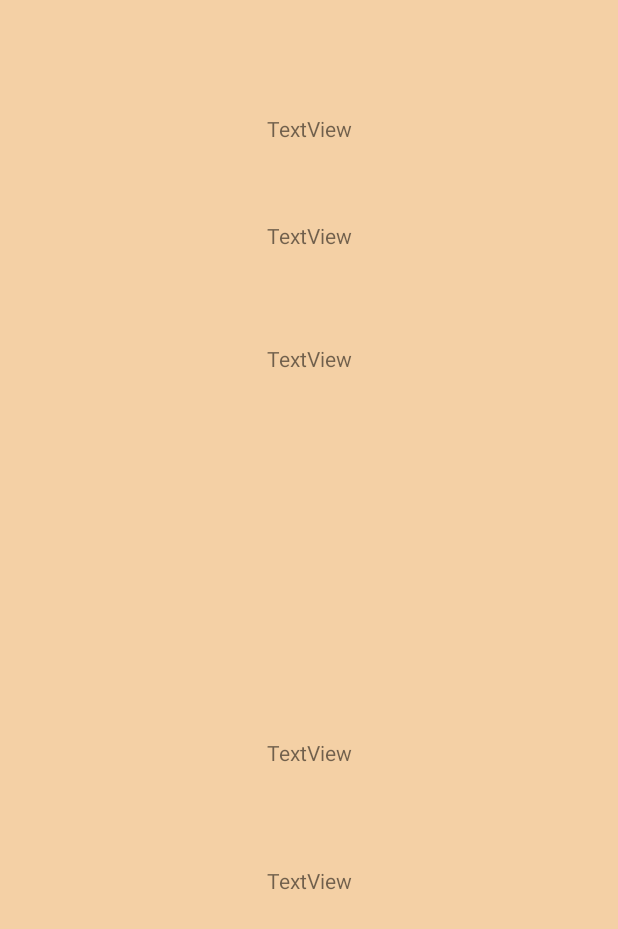
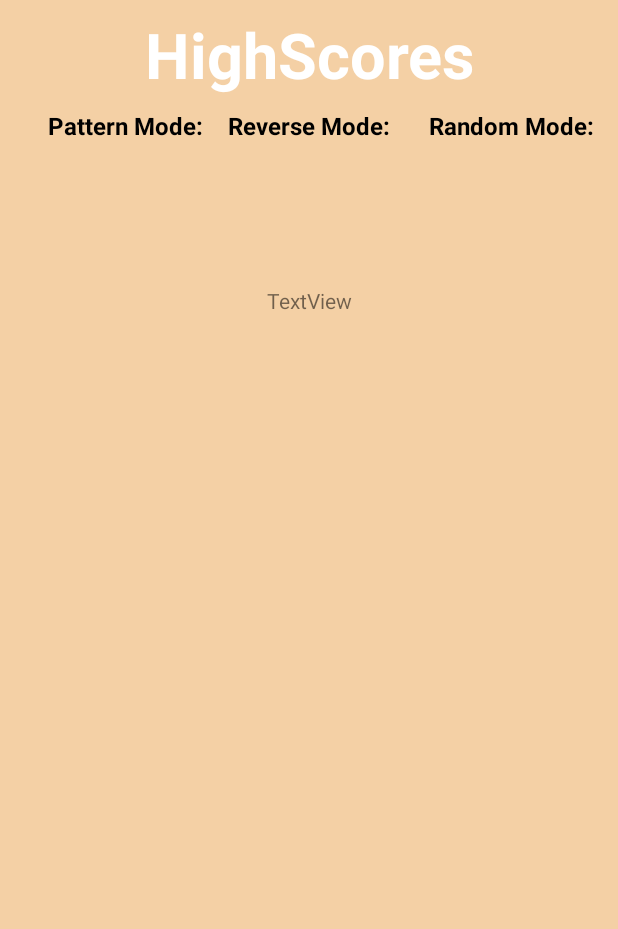
Before and after one commit to samuelbliss/SimonClone, an Android app: the layout activity_scores.xml on its own in the app's theme, with its tools: preview values and no code run, on a phone screen of 412 x 824 dp. Shown: the top 929 px of the screen. Run offline under Robolectric (Android 15) with nearby library versions, the phone set to English and light mode, and no system bars.

Commit message:
Highscores

```diff
--- a/app/src/main/java/com/samuelbliss/simonclone/RandomActivity.java
+++ b/app/src/main/java/com/samuelbliss/simonclone/RandomActivity.java
@@ -143,7 +143,7 @@ public class RandomActivity extends AppCompatActivity implements View.OnTouchLis
      */
     private void scoreUpdate() {
         String scoreTextView;
-        score = score + mode;
+        score = score + 1;
         if (score < 10) scoreTextView = "0" + score;
         else if(score >= 99){
             score = 99;
--- a/app/src/main/java/com/samuelbliss/simonclone/ScoresActivity.java
+++ b/app/src/main/java/com/samuelbliss/simonclone/ScoresActivity.java
@@ -18,7 +18,7 @@ public class ScoresActivity extends Activity{
         setContentView(R.layout.activity_scores);
 
         TextView tv = (TextView) findViewById(R.id.hsView);
-        SharedPreferences prefs = this.getSharedPreferences("highScores", Context.MODE_PRIVATE);
+        SharedPreferences prefs = this.getSharedPreferences("patternHighScores", Context.MODE_PRIVATE);
         tv.setText(Integer.toString(prefs.getInt(highScore1key, 0)));
         tv = (TextView) findViewById(R.id.hsView2);
         tv.setText(Integer.toString(prefs.getInt(highScore2key, 0)));
--- a/app/src/main/res/layout/activity_scores.xml
+++ b/app/src/main/res/layout/activity_scores.xml
@@ -1,6 +1,5 @@
 <?xml version="1.0" encoding="utf-8"?>
-<android.support.constraint.ConstraintLayout
-    xmlns:android="http://schemas.android.com/apk/res/android"
+<android.support.constraint.ConstraintLayout xmlns:android="http://schemas.android.com/apk/res/android"
     xmlns:app="http://schemas.android.com/apk/res-auto"
     xmlns:tools="http://schemas.android.com/tools"
     android:layout_width="match_parent"
@@ -15,42 +14,54 @@
         android:layout_marginEnd="8dp"
         android:layout_marginStart="8dp"
         android:layout_marginTop="8dp"
-        android:text="TextView"
+        android:text="HighScores"
+        android:textColor="@android:color/white"
+        android:textSize="42sp"
+        android:textStyle="bold"
         app:layout_constraintBottom_toBottomOf="parent"
         app:layout_constraintEnd_toEndOf="parent"
+        app:layout_constraintHorizontal_bias="0.503"
         app:layout_constraintStart_toStartOf="parent"
         app:layout_constraintTop_toTopOf="parent"
-        app:layout_constraintVertical_bias="0.086" />
+        app:layout_constraintVertical_bias="0.0" />
 
     <TextView
         android:id="@+id/hsView2"
         android:layout_width="wrap_content"
         android:layout_height="wrap_content"
-        android:layout_marginBottom="8dp"
+        android:layout_marginBottom="416dp"
         android:layout_marginEnd="8dp"
         android:layout_marginStart="8dp"
         android:layout_marginTop="8dp"
-        android:text="TextView"
+        android:text="Pattern Mode:"
+        android:textColor="@android:color/black"
+        android:textSize="16sp"
+        android:textStyle="bold"
         app:layout_constraintBottom_toBottomOf="parent"
         app:layout_constraintEnd_toEndOf="parent"
+        app:layout_constraintHorizontal_bias="0.082"
         app:layout_constraintStart_toStartOf="parent"
         app:layout_constraintTop_toBottomOf="@+id/hsView"
-        app:layout_constraintVertical_bias="0.063" />
+        app:layout_constraintVertical_bias="0.0" />
 
     <TextView
         android:id="@+id/hsView4"
         android:layout_width="wrap_content"
         android:layout_height="20dp"
-        android:layout_marginBottom="312dp"
+        android:layout_marginBottom="416dp"
         android:layout_marginEnd="8dp"
         android:layout_marginStart="8dp"
         android:layout_marginTop="8dp"
-        android:text="TextView"
+        android:text="Random Mode:"
+        android:textColor="@android:color/black"
+        android:textSize="16sp"
+        android:textStyle="bold"
         app:layout_constraintBottom_toBottomOf="parent"
         app:layout_constraintEnd_toEndOf="parent"
-        app:layout_constraintStart_toStartOf="parent"
-        app:layout_constraintTop_toBottomOf="@+id/hsView2"
-        app:layout_constraintVertical_bias="1.0" />
+        app:layout_constraintHorizontal_bias="0.68"
+        app:layout_constraintStart_toEndOf="@+id/hsView3"
+        app:layout_constraintTop_toBottomOf="@+id/hsView"
+        app:layout_constraintVertical_bias="0.0" />
 
     <TextView
         android:id="@+id/hsView5"
@@ -65,20 +76,24 @@
         app:layout_constraintEnd_toEndOf="parent"
         app:layout_constraintStart_toStartOf="parent"
         app:layout_constraintTop_toTopOf="parent"
-        app:layout_constraintVertical_bias="0.722" />
+        app:layout_constraintVertical_bias="0.232" />
 
     <TextView
         android:id="@+id/hsView3"
         android:layout_width="wrap_content"
-        android:layout_height="19dp"
+        android:layout_height="23dp"
         android:layout_marginBottom="8dp"
         android:layout_marginEnd="8dp"
         android:layout_marginStart="8dp"
         android:layout_marginTop="8dp"
-        android:text="TextView"
+        android:text="Reverse Mode:"
+        android:textColor="@android:color/black"
+        android:textSize="16sp"
+        android:textStyle="bold"
         app:layout_constraintBottom_toBottomOf="parent"
         app:layout_constraintEnd_toEndOf="parent"
-        app:layout_constraintStart_toStartOf="parent"
-        app:layout_constraintTop_toTopOf="parent"
-        app:layout_constraintVertical_bias="0.281" />
+        app:layout_constraintHorizontal_bias="0.058"
+        app:layout_constraintStart_toEndOf="@+id/hsView2"
+        app:layout_constraintTop_toBottomOf="@+id/hsView"
+        app:layout_constraintVertical_bias="0.0" />
 </android.support.constraint.ConstraintLayout>
```
